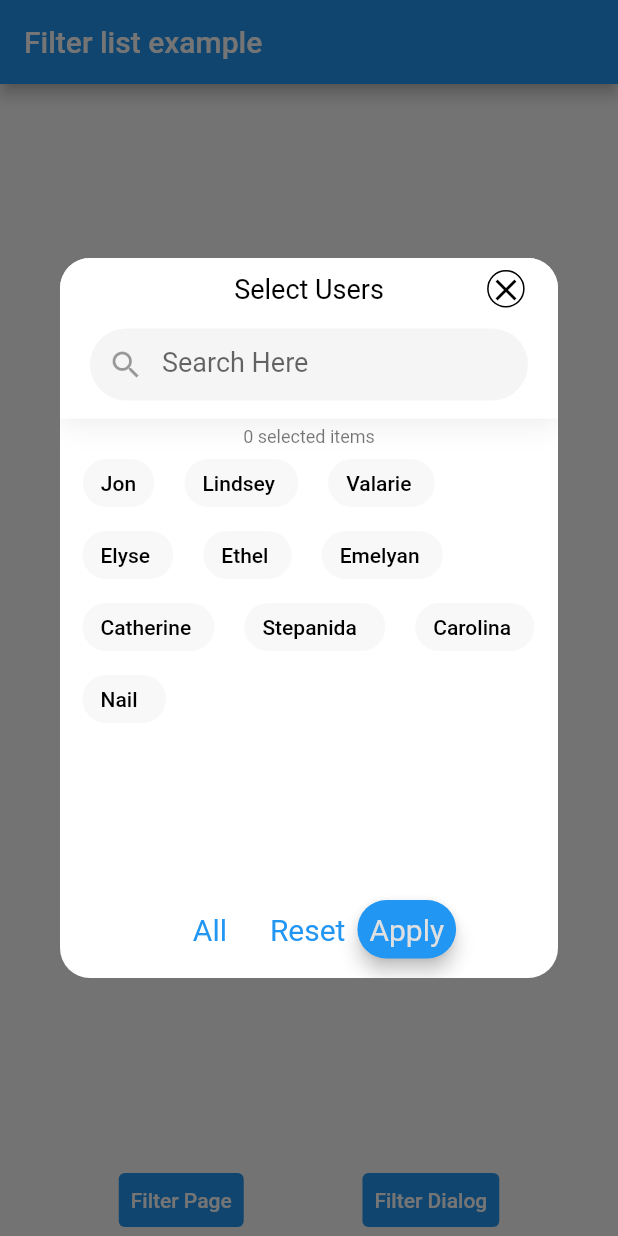
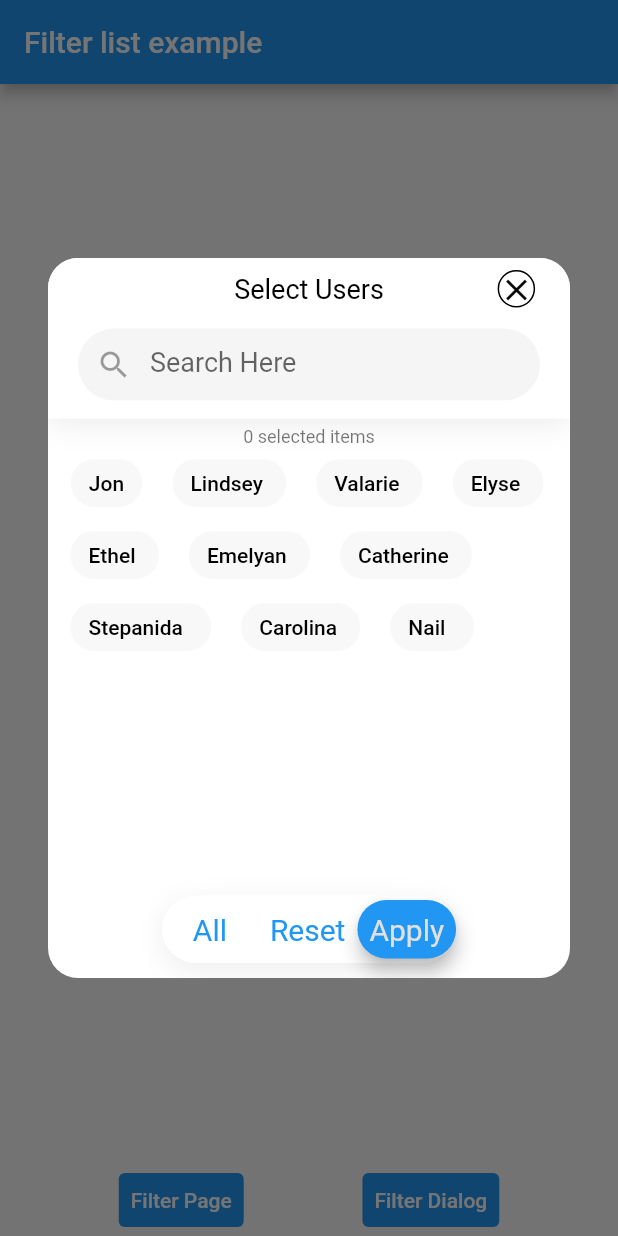
Before and after one commit to Seven-112/flutter_plugin_filter_list, a Flutter app: the screen it shows after launch, after a tap on "Filter Dialog", on a phone screen of 412 x 824 dp. Run offline on Flutter 3.47's test engine with Material 2 defaults, Android fonts, the phone set to English and light mode, and no system bars.

Commit message:
🔖 Released package v1.0.0 ✨ Add insetPadding, wrapAlignment, wrapCrossAxisAlignment and wrapSpacing argument.

````diff
--- a/lib/src/filter_list_dialog.dart
+++ b/lib/src/filter_list_dialog.dart
@@ -43,7 +43,12 @@ part 'filter_list_widget.dart';
 ///
 /// The [useRootNavigator] argument is used to determine whether to push the dialog to the [Navigator] furthest from or nearest to the given context. By default, useRootNavigator is true and the dialog route created by this method is pushed to the root navigator. It can not be null.
 ///
-///The [routeSettings] argument is passed to [showGeneralDialog], see [RouteSettings] for details.
+/// The [routeSettings] argument is passed to [showGeneralDialog], see [RouteSettings] for details.
+///
+/// The [insetPadding] is the amount of padding added to [MediaQueryData.viewInsets] on the outside of the dialog.
+/// This defines the minimum space between the screen's edges and the dialog.
+///
+/// Defaults to EdgeInsets.symmetric(horizontal: 40.0, vertical: 24.0).
 ///
 /// ### This example shows how to use [FilterListDialog]
 ///
@@ -85,8 +90,8 @@ part 'filter_list_widget.dart';
 /// ```
 
 class FilterListDialog {
-  static Future display<T>(context,
-      {
+  static Future display<T>(
+    context, {
 
     /// Pass list containing all data which neeeds to filter.
     required List<T> listData,
@@ -145,6 +150,9 @@ class FilterListDialog {
 
     ///Color of close icon
     Color closeIconColor = Colors.black,
+    Color headerTextColor = Colors.black,
+    Color selectedTextBackgroundColor = Colors.blue,
+    Color unselectedTextbackGroundColor = const Color(0xfff8f8f8),
 
     /// The `barrierDismissible` argument is used to indicate whether tapping on the barrier will dismiss the dialog.
     ///
@@ -200,7 +208,17 @@ class FilterListDialog {
     String? selectedItemsText = 'selected items',
 
     /// Control container box decoration
-      BoxDecoration? controlContainerDecoration,
+    BoxDecoration? controlContainerDecoration = const BoxDecoration(
+      color: Colors.white,
+      borderRadius: BorderRadius.all(Radius.circular(25)),
+      boxShadow: <BoxShadow>[
+        BoxShadow(
+          offset: Offset(0, 5),
+          blurRadius: 15,
+          color: Color(0x12000000),
+        )
+      ],
+    ),
 
     /// Button radius
     double? buttonRadius,
@@ -208,8 +226,35 @@ class FilterListDialog {
     /// Spacing between control buttons
     double? buttonSpacing,
 
+    /// The amount of padding added to [MediaQueryData.viewInsets] on the outside of the dialog.
+    /// This defines the minimum space between the screen's edges and the dialog.
+    ///
+    /// Defaults to EdgeInsets.symmetric(horizontal: 40.0, vertical: 24.0).
+    EdgeInsets? insetPadding =
+        const EdgeInsets.symmetric(horizontal: 32.0, vertical: 24.0),
+
     /// The `choiceChipBuilder` is a builder to design custom choice chip.
-      ChoiceChipBuilder? choiceChipBuilder}) async {
+    ChoiceChipBuilder? choiceChipBuilder,
+
+    /// How the choice chip within a run should be placed in the main axis.
+    /// For example, if [wrapSpacing] is [WrapAlignment.center], the choice chip in each run are grouped together in the center of their run in the main axis.
+    ///
+    /// Defaults to [WrapAlignment.start].
+    WrapAlignment wrapAlignment = WrapAlignment.start,
+
+    /// How the choice chip within a run should be aligned relative to each other in the cross axis.
+    ///For example, if this is set to [WrapCrossAlignment.end], and the [direction] is [Axis.horizontal], then the choice chip within each run will have their bottom edges aligned to the bottom edge of the run.
+    ///
+    ///Defaults to [WrapCrossAlignment.start].
+    WrapCrossAlignment wrapCrossAxisAlignment = WrapCrossAlignment.start,
+
+    ///How much space to place between choice chip in a run in the main axis.
+    ///For example, if [wrapSpacing] is 10.0, the choice chip will be spaced at least 10.0 logical pixels apart in the main axis.
+    ///If there is additional free space in a run (e.g., because the wrap has a minimum size that is not filled or because some runs are longer than others), the additional free space will be allocated according to the [alignment].
+    ///
+    ///Defaults to 0.0.
+    double wrapSpacing = 0.0,
+  }) async {
     if (height == null) {
       height = MediaQuery.of(context).size.height * .8;
     }
@@ -226,6 +271,7 @@ class FilterListDialog {
         return Dialog(
           elevation: 0,
           backgroundColor: Colors.transparent,
+          insetPadding: insetPadding,
           child: Container(
             height: height,
             width: width,
@@ -267,6 +313,12 @@ class FilterListDialog {
               controlContainerDecoration: controlContainerDecoration,
               buttonSpacing: buttonSpacing,
               validateRemoveItem: validateRemoveItem,
+              headerTextColor: headerTextColor,
+              selectedTextBackgroundColor: selectedTextBackgroundColor,
+              unselectedTextbackGroundColor: unselectedTextbackGroundColor,
+              wrapAlignment: wrapAlignment,
+              wrapCrossAxisAlignment: wrapCrossAxisAlignment,
+              wrapSpacing: wrapSpacing,
             ),
           ),
         );
--- a/lib/src/filter_list_widget.dart
+++ b/lib/src/filter_list_widget.dart
@@ -48,8 +48,8 @@ typedef ValidateRemoveItem<T> = List<T> Function(List<T>? list, T item);
 ///   )
 /// ```
 class FilterListWidget<T> extends StatefulWidget {
-  const FilterListWidget(
-      {Key? key,
+  const FilterListWidget({
+    Key? key,
     this.height,
     this.width,
     this.listData,
@@ -98,8 +98,11 @@ class FilterListWidget<T> extends StatefulWidget {
       ],
     ),
     this.buttonRadius,
-      this.buttonSpacing})
-      : super(key: key);
+    this.buttonSpacing,
+    this.wrapAlignment = WrapAlignment.start,
+    this.wrapCrossAxisAlignment = WrapCrossAlignment.start,
+    this.wrapSpacing = 0.0,
+  }) : super(key: key);
   final double? height;
   final double? width;
   final double borderRadius;
@@ -187,6 +190,19 @@ class FilterListWidget<T> extends StatefulWidget {
   final String? selectedItemsText;
 
   /// Control button actions container styling
+  /// ``` dart
+  ///  const BoxDecoration(
+  ///   color: Colors.white,
+  ///   borderRadius: BorderRadius.all(Radius.circular(25)),
+  ///   boxShadow: <BoxShadow>[
+  ///     BoxShadow(
+  ///       offset: Offset(0, 5),
+  ///       blurRadius: 15,
+  ///       color: Color(0x12000000),
+  ///     )
+  ///   ],
+  /// ),
+  /// ```
   final BoxDecoration? controlContainerDecoration;
 
   /// Control button radius
@@ -194,6 +210,25 @@ class FilterListWidget<T> extends StatefulWidget {
 
   /// Spacing between control buttons
   final double? buttonSpacing;
+
+  /// How the choice chip within a run should be placed in the main axis.
+  /// For example, if [wrapSpacing] is [WrapAlignment.center], the choice chip in each run are grouped together in the center of their run in the main axis.
+  ///
+  /// Defaults to [WrapAlignment.start].
+  final WrapAlignment wrapAlignment;
+
+  /// How the choice chip within a run should be aligned relative to each other in the cross axis.
+  ///For example, if this is set to [WrapCrossAlignment.end], and the [direction] is [Axis.horizontal], then the choice chip within each run will have their bottom edges aligned to the bottom edge of the run.
+  ///
+  ///Defaults to [WrapCrossAlignment.start].
+  final WrapCrossAlignment wrapCrossAxisAlignment;
+
+  ///How much space to place between choice chip in a run in the main axis.
+  ///For example, if [wrapSpacing] is 10.0, the choice chip will be spaced at least 10.0 logical pixels apart in the main axis.
+  ///If there is additional free space in a run (e.g., because the wrap has a minimum size that is not filled or because some runs are longer than others), the additional free space will be allocated according to the [alignment].
+  ///
+  ///Defaults to 0.0.
+  final double wrapSpacing;
 
   @override
   _FilterListWidgetState<T> createState() => _FilterListWidgetState<T>();
@@ -235,6 +270,9 @@ class _FilterListWidgetState<T> extends State<FilterListWidget<T>> {
                 padding: EdgeInsets.only(top: 0, bottom: 0, left: 5, right: 5),
                 child: SingleChildScrollView(
                   child: Wrap(
+                    alignment: widget.wrapAlignment,
+                    crossAxisAlignment: widget.wrapCrossAxisAlignment,
+                    spacing: widget.wrapSpacing,
                     children: _buildChoiceList(),
                   ),
                 ),
@@ -354,10 +392,10 @@ class _FilterListWidgetState<T> extends State<FilterListWidget<T>> {
                     _selectedListData.clear();
                     _selectedListData.add(item);
                   } else {
-                    print(selectedText);
-                    if(selectedText) {
-                      if(widget.validateRemoveItem != null) {
-                       var shouldDelete = widget.validateRemoveItem!(_selectedListData, item);
+                    if (selectedText) {
+                      if (widget.validateRemoveItem != null) {
+                        var shouldDelete =
+                            widget.validateRemoveItem!(_selectedListData, item);
                         _selectedListData = shouldDelete;
                       } else {
                         _selectedListData.remove(item);
@@ -365,7 +403,6 @@ class _FilterListWidgetState<T> extends State<FilterListWidget<T>> {
                     } else {
                       _selectedListData.add(item);
                     }
-
                   }
                 },
               );
@@ -416,6 +453,7 @@ class _FilterListWidgetState<T> extends State<FilterListWidget<T>> {
     );
   }
 
+  /// Bottom section for control buttons
   Widget _controlButtonSection() {
     return Align(
       alignment: Alignment.bottomCenter,
````
Also changed, not shown: 2 other files. Lines whose indentation alone changed are shown as unchanged.
